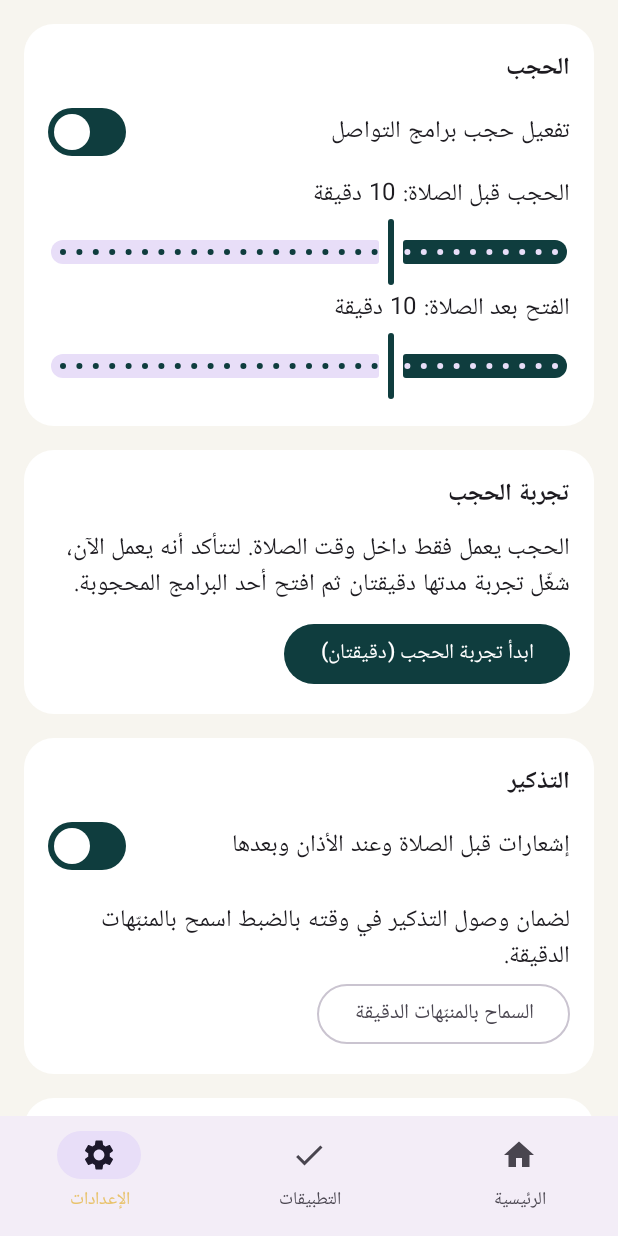
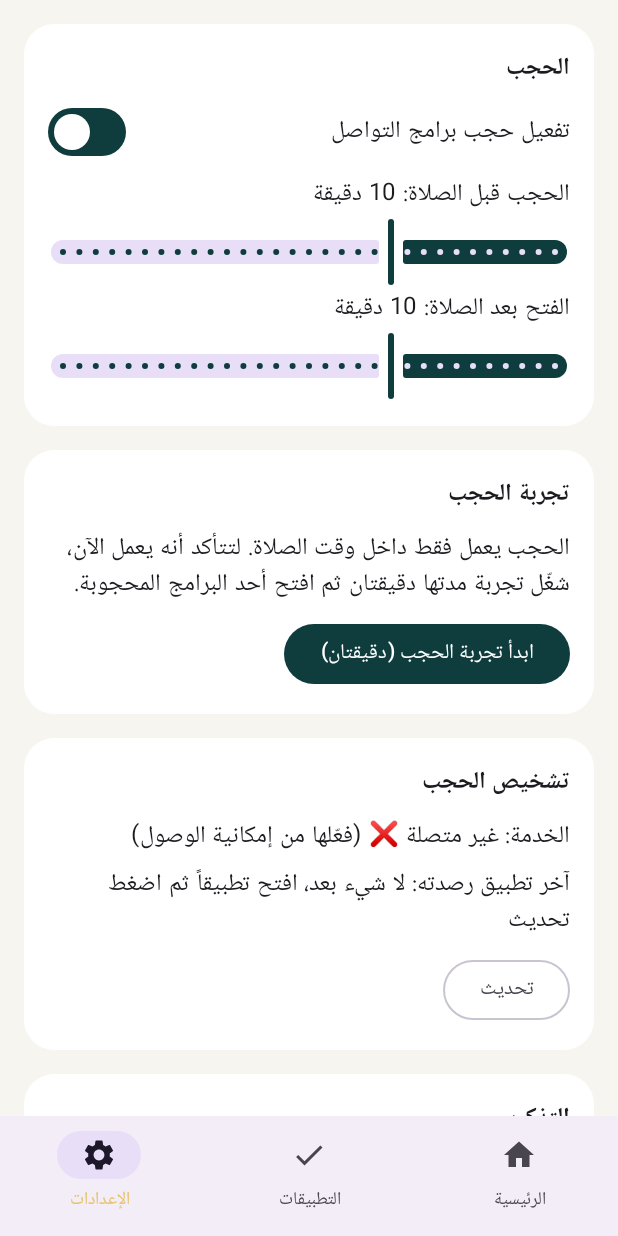
Before and after one commit to a28515553-star/restaurant-book, an Android app built with Jetpack Compose: the screen it shows after launch (MainActivity), item 3 of the bottom bar chosen, on a phone screen of 412 x 824 dp. Run offline under Robolectric (Android 15) with nearby library versions, the phone set to English and light mode, and no system bars.

Commit message:
حل احتياطي للحجب (العودة للرئيسية) وشاشة تشخيص
Co-Authored-By: Claude Sonnet 5.5 <noreply@anthropic.com>
Claude-Session: https://claude.ai/code/session_012KFU7z7uGbo6YBt8p9xSHb

```diff
--- a/salah-focus/app/src/main/java/com/salahfocus/app/ui/SettingsScreen.kt
+++ b/salah-focus/app/src/main/java/com/salahfocus/app/ui/SettingsScreen.kt
@@ -26,6 +26,7 @@ import androidx.compose.material3.Switch
 import androidx.compose.material3.Text
 import androidx.compose.runtime.Composable
 import androidx.compose.runtime.getValue
+import androidx.compose.runtime.mutableIntStateOf
 import androidx.compose.runtime.mutableStateOf
 import androidx.compose.runtime.remember
 import androidx.compose.runtime.setValue
@@ -33,6 +34,7 @@ import androidx.compose.ui.Alignment
 import androidx.compose.ui.Modifier
 import androidx.compose.ui.platform.LocalContext
 import androidx.compose.ui.unit.dp
+import com.salahfocus.app.core.BlockerService
 import com.salahfocus.app.core.CITIES
 import com.salahfocus.app.core.LocationHelper
 import com.salahfocus.app.core.METHODS
@@ -81,6 +83,18 @@ fun SettingsScreen(prefs: Prefs, rev: Int, onChanged: () -> Unit) {
             Button(onClick = { prefs.testUntil = System.currentTimeMillis() + 2 * 60_000L; onChanged() }) {
                 Text("ابدأ تجربة الحجب (دقيقتان)")
             }
+        }
+
+        SectionCard("تشخيص الحجب") {
+            var refresh by remember { mutableIntStateOf(0) }
+            val seen = remember(refresh) { BlockerService.lastSeen }
+            val connected = remember(refresh) { BlockerService.connected }
+            Column(Modifier.padding(vertical = 8.dp), verticalArrangement = Arrangement.spacedBy(4.dp)) {
+                Text("الخدمة: " + if (connected) "تعمل ✅" else "غير متصلة ❌ (فعّلها من إمكانية الوصول)")
+                Text("آخر تطبيق رصدته: ${seen ?: "لا شيء بعد، افتح تطبيقاً ثم اضغط تحديث"}")
+                if (seen != null) Text("هل هو في قائمة الحجب؟ " + if (seen in prefs.blockedApps) "نعم ✅" else "لا ❌ (اختره من تبويب التطبيقات)")
+            }
+            OutlinedButton(onClick = { refresh++ }) { Text("تحديث") }
         }
 
         SectionCard("التذكير") {
```
Also changed, not shown: salah-focus/app/src/main/java/com/salahfocus/app/core/BlockerService.kt (+21 -0 lines).
